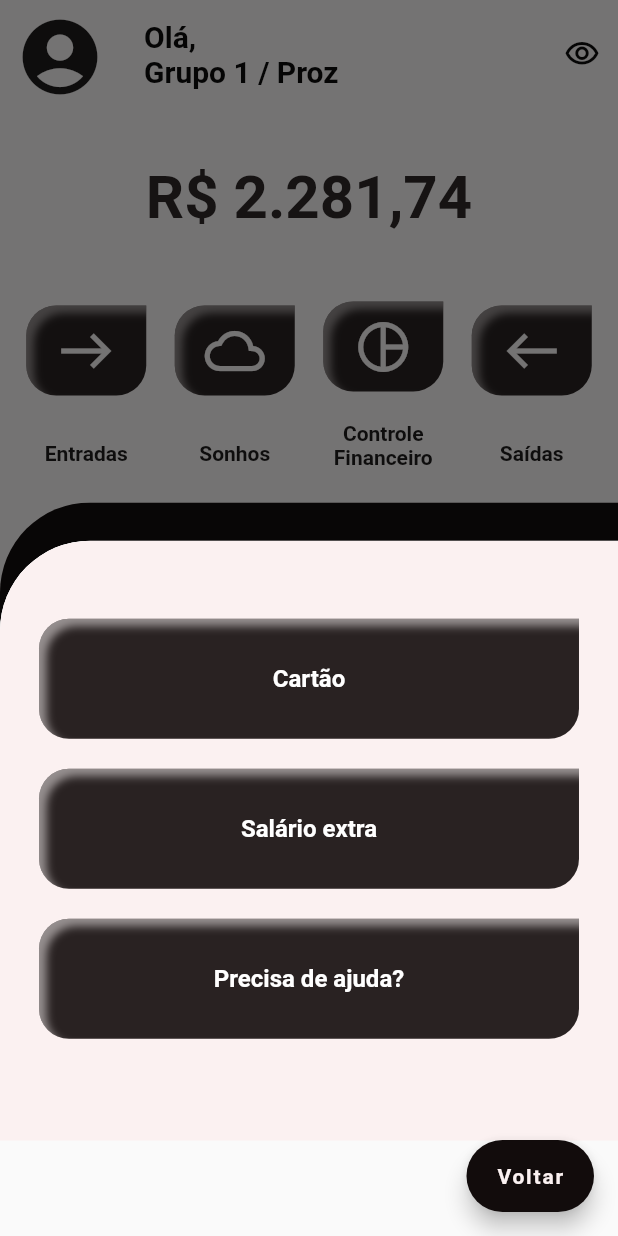
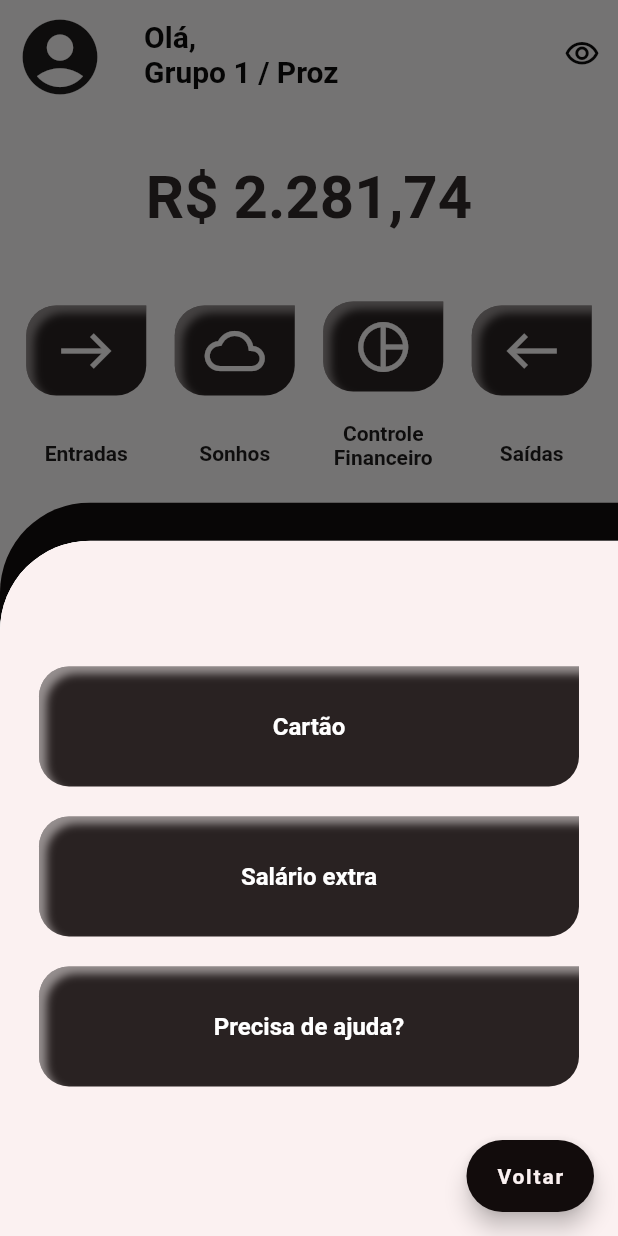
Before and after one commit to proz-tecnologia/PIT03GP01, a Flutter app: the screen it shows after launch, after a tap on "MENU", on a phone screen of 412 x 824 dp. Run offline on Flutter 3.47's test engine with Material 2 defaults, Android fonts, the phone set to English and light mode, and no system bars; our stand-ins replace flutter_inset_box_shadow.

```diff
--- a/lib/ui/pages/homePage/transactionsBody.dart
+++ b/lib/ui/pages/homePage/transactionsBody.dart
@@ -31,18 +31,15 @@ class TransactionBody extends StatelessWidget {
                   Padding(
                     padding: const EdgeInsets.only(top: 16),
                     child: Row(
-                      mainAxisAlignment: MainAxisAlignment.spaceAround,
+                      mainAxisAlignment: MainAxisAlignment.spaceBetween,
                       children: [
                         Padding(
-                          padding: const EdgeInsets.only(left: 24.0),
+                          padding: const EdgeInsets.only(left: 16.0),
                           child: SizedBox(
                             width: 100,
                             height: 50,
                             child: GeneralTexts.extrato,
                           ),
-                        ),
-                        const SizedBox(
-                          width: 170,
                         ),
                         SizedBox(
                           width: 80,
--- a/lib/ui/pages/menuPage/floatingMenu.dart
+++ b/lib/ui/pages/menuPage/floatingMenu.dart
@@ -17,6 +17,7 @@ Widget buildMenuButton(BuildContext context) => FloatingActionButton.extended(
       ),
       onPressed: () {
         showModalBottomSheet<void>(
+          backgroundColor: Color(0xfffbf1f1),
           shape: const RoundedRectangleBorder(
             borderRadius: const BorderRadius.only(topLeft: Radius.circular(60)),
           ),
@@ -39,7 +40,7 @@ Widget buildMenuButton(BuildContext context) => FloatingActionButton.extended(
                   borderRadius:
                       const BorderRadius.only(topLeft: Radius.circular(60)),
                   child: Container(
-                    height: 400,
+                    height: 500,
                     color: Color(0xfffbf1f1),
                     child: Center(
                       child: Column(
--- a/lib/ui/pages/menuPage/floatingMenuConfig.dart
+++ b/lib/ui/pages/menuPage/floatingMenuConfig.dart
@@ -45,7 +45,7 @@ class FormatButtomMenu extends StatelessWidget {
                 child: InkWell(
                   onTap: onpressed,
                   child: SizedBox(
-                    height: 70,
+                    height: 80,
                     width: 360,
                     child: Center(
                       child: Text(
```
